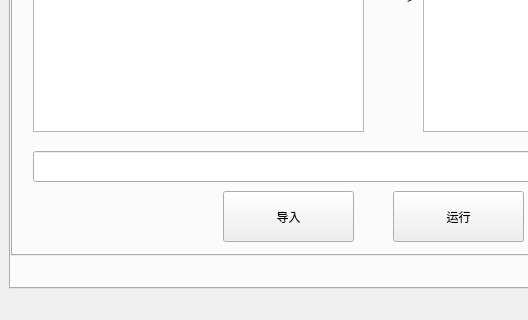
Qt form mainwindow.ui (LingXiFox/Learn_QT) before a commit; both pictures show x 0 to 528 and y 250 to 570 of the 800 by 570 pixel window.
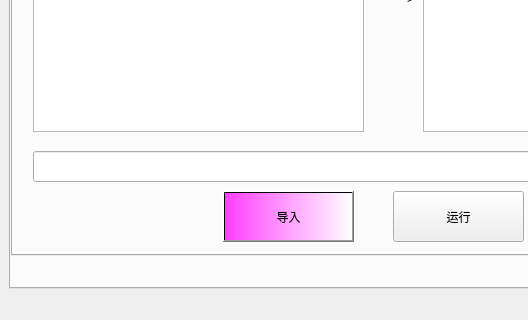
The same form after that commit.

Patch:
```diff
--- a/mainwindow.ui
+++ b/mainwindow.ui
@@ -173,6 +173,9 @@
             <height>51</height>
            </rect>
           </property>
+          <property name="styleSheet">
+           <string notr="true">background-color: qlineargradient(spread:pad, x1:0, y1:0, x2:1, y2:0, stop:0 rgba(255, 64, 255, 255), stop:1 rgba(255, 255, 255, 255));</string>
+          </property>
           <property name="text">
            <string>导入</string>
           </property>
```
